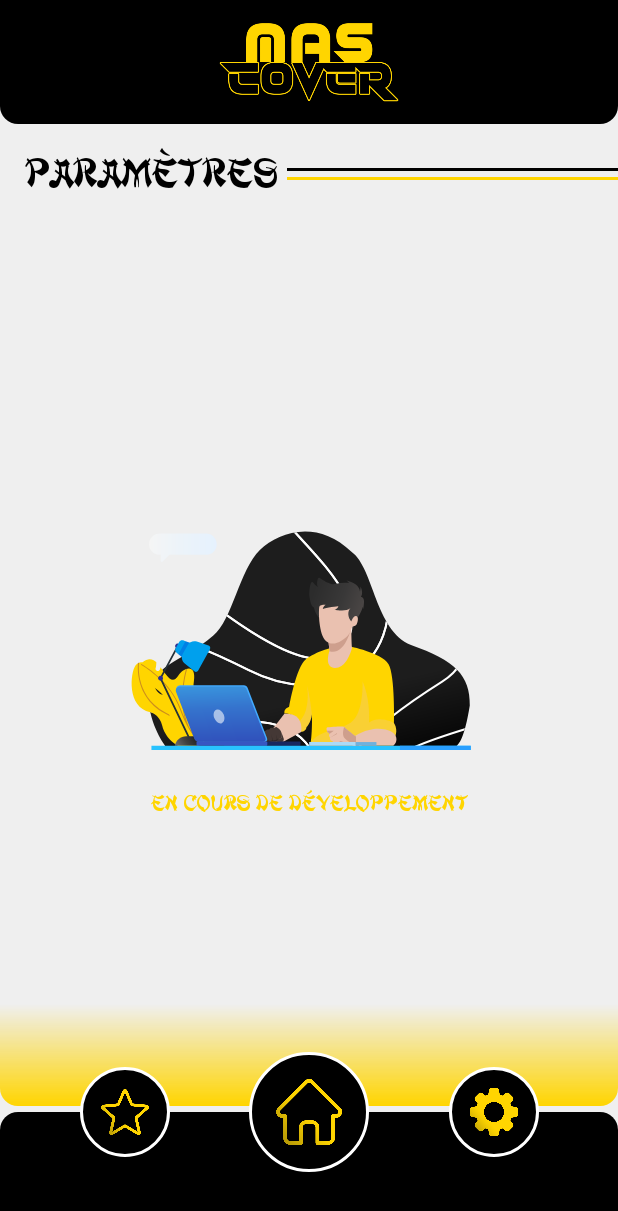
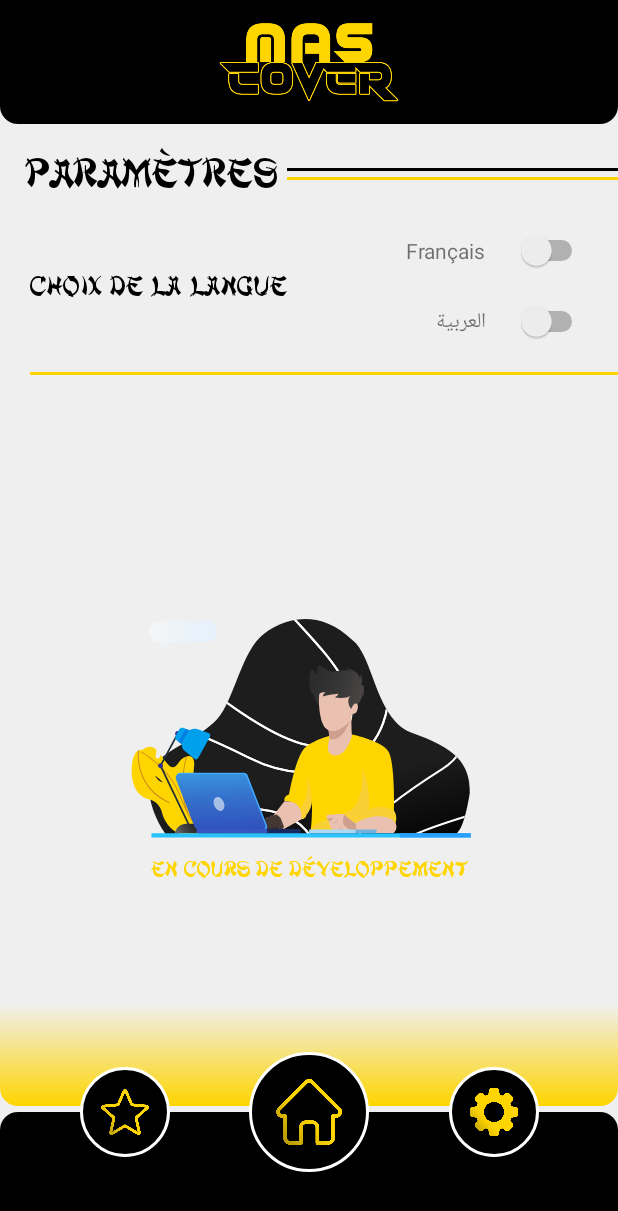
Before and after one commit to tahajadid/MASCover, an Android app: the SettingFragment screen opened through its navigation route, on a phone screen of 412 x 824 dp. Shown: the top 1211 px of the screen. Run offline under Robolectric (Android 15) with nearby library versions, the phone set to English and light mode, and no system bars; our stand-ins replace Firebase (no records; nobody signed in at launch, a user with empty details on screens opened directly).

Commit message:
Add design in choose language

```diff
--- a/app/build.gradle
+++ b/app/build.gradle
@@ -15,7 +15,7 @@ android {
         applicationId "tahadeta.example.mascover"
         minSdk 21
         targetSdk 32
-        versionCode 2
+        versionCode 3
         versionName "0.1.1"
 
         testInstrumentationRunner "androidx.test.runner.AndroidJUnitRunner"
--- a/app/src/main/java/tahadeta/example/mascover/MainActivity.kt
+++ b/app/src/main/java/tahadeta/example/mascover/MainActivity.kt
@@ -27,5 +27,9 @@ class MainActivity : AppCompatActivity() {
             ModelPreferencesManager.put(true, Constants.FIRST_CON)
             Log.d("FistTest", "FirstConn..")
         }
+
+        if (ModelPreferencesManager.get<Boolean>(Constants.IS_FRENSH) == null) {
+            ModelPreferencesManager.put(true, Constants.IS_FRENSH)
+        }
     }
 }
--- a/app/src/main/java/tahadeta/example/mascover/ui/setting/SettingFragment.kt
+++ b/app/src/main/java/tahadeta/example/mascover/ui/setting/SettingFragment.kt
@@ -4,14 +4,20 @@ import android.os.Bundle
 import android.view.LayoutInflater
 import android.view.View
 import android.view.ViewGroup
+import android.widget.Switch
+import android.widget.Toast
 import androidx.fragment.app.Fragment
 import androidx.navigation.fragment.findNavController
 import tahadeta.example.mascover.R
+import tahadeta.example.mascover.util.Constants
+import tahadeta.example.mascover.util.ModelPreferencesManager
 
 class SettingFragment : Fragment() {
 
     lateinit var homeImage: View
     lateinit var favouriteImage: View
+    lateinit var switchArab: Switch
+    lateinit var switchFrensh: Switch
 
     override fun onCreate(savedInstanceState: Bundle?) {
         super.onCreate(savedInstanceState)
@@ -27,9 +33,25 @@ class SettingFragment : Fragment() {
 
         homeImage = root.findViewById(R.id.homeBack)
         favouriteImage = root.findViewById(R.id.favouriteBack)
+        switchArab = root.findViewById(R.id.switch_ar)
+        switchFrensh = root.findViewById(R.id.switch_fr)
 
         favouriteImage.setOnClickListener {
             findNavController().navigate(R.id.favouriteFragment)
+        }
+
+        switchArab.setOnCheckedChangeListener { _, isChecked ->
+            if (isChecked) {
+                switchFrensh.isChecked = false
+                ModelPreferencesManager.put(false, Constants.IS_FRENSH)
+            }
+        }
+
+        switchFrensh.setOnCheckedChangeListener { _, isChecked ->
+            if (isChecked) {
+                switchArab.isChecked = false
+                ModelPreferencesManager.put(true, Constants.IS_FRENSH)
+            }
         }
 
         homeImage.setOnClickListener {
--- a/app/src/main/java/tahadeta/example/mascover/util/Constants.kt
+++ b/app/src/main/java/tahadeta/example/mascover/util/Constants.kt
@@ -10,5 +10,6 @@ object Constants {
     const val JUST_DOWNLOAD_AR = "يمكنك فقط تحميل الصورة"
     const val JUST_DOWNLOAD_FR = "Vous pouvez seulement télécharger l'image"
     const val FIRST_CON = "FIRST_CON"
+    const val IS_FRENSH = "IS_FRENSH"
     const val LIST_FAV = "FIRST_CON"
 }
--- a/app/src/main/res/layout/fragment_setting.xml
+++ b/app/src/main/res/layout/fragment_setting.xml
@@ -42,6 +42,7 @@
         app:layout_constraintVertical_bias="0.6" />
 
     <View
+        android:id="@+id/view5"
         android:layout_width="0dp"
         android:layout_height="2dp"
         android:layout_marginStart="6dp"
@@ -168,7 +169,7 @@
         app:layout_constraintBottom_toTopOf="@+id/homeBack"
         app:layout_constraintEnd_toEndOf="parent"
         app:layout_constraintStart_toStartOf="parent"
-        app:layout_constraintTop_toBottomOf="@+id/settingTitle"
+        app:layout_constraintTop_toBottomOf="@+id/view8"
         app:lottie_autoPlay="true"
         app:lottie_loop="true"
         app:lottie_rawRes="@raw/develop"
@@ -187,7 +188,7 @@
         app:layout_constraintEnd_toEndOf="parent"
         app:layout_constraintStart_toStartOf="parent"
         app:layout_constraintTop_toTopOf="@+id/animationLoading"
-        app:layout_constraintVertical_bias="0.76" />
+        app:layout_constraintVertical_bias="0.8" />
 
     <ImageView
         android:id="@+id/imageView7"
@@ -200,4 +201,68 @@
         app:layout_constraintStart_toStartOf="parent"
         app:layout_constraintTop_toTopOf="@+id/view7" />
 
+    <Switch
+        android:id="@+id/switch_fr"
+        android:layout_width="wrap_content"
+        android:layout_height="wrap_content"
+        android:layout_marginTop="20dp"
+        android:layout_marginEnd="20dp"
+        app:layout_constraintEnd_toEndOf="parent"
+        app:layout_constraintTop_toBottomOf="@+id/settingTitle" />
+
+    <TextView
+        android:id="@+id/frensh_tv"
+        android:layout_width="wrap_content"
+        android:layout_height="wrap_content"
+        android:layout_marginEnd="20dp"
+        android:text="Français"
+        app:layout_constraintBottom_toBottomOf="@+id/switch_fr"
+        app:layout_constraintEnd_toStartOf="@+id/switch_fr"
+        app:layout_constraintTop_toTopOf="@+id/switch_fr" />
+
+
+    <Switch
+        android:id="@+id/switch_ar"
+        android:layout_width="wrap_content"
+        android:layout_height="wrap_content"
+        android:layout_marginTop="20dp"
+        android:layout_marginEnd="20dp"
+        app:layout_constraintEnd_toEndOf="parent"
+        app:layout_constraintTop_toBottomOf="@+id/switch_fr" />
+
+    <TextView
+        android:id="@+id/arab_tv"
+        android:layout_width="wrap_content"
+        android:layout_height="wrap_content"
+        android:layout_marginEnd="20dp"
+        android:text="العربية"
+        app:layout_constraintBottom_toBottomOf="@+id/switch_ar"
+        app:layout_constraintEnd_toStartOf="@+id/switch_ar"
+        app:layout_constraintTop_toTopOf="@+id/switch_ar" />
+
+    <TextView
+        android:id="@+id/langueChoice"
+        android:layout_width="wrap_content"
+        android:layout_height="wrap_content"
+        android:layout_marginStart="20dp"
+        android:text="@string/choiceLangue"
+        android:textColor="@color/black"
+        android:textSize="20sp"
+        android:fontFamily="@font/mandarin_regular"
+        app:layout_constraintBottom_toBottomOf="@+id/switch_ar"
+        app:layout_constraintStart_toStartOf="parent"
+        app:layout_constraintTop_toTopOf="@+id/switch_fr" />
+
+
+    <View
+        android:id="@+id/view8"
+        android:layout_width="0dp"
+        android:layout_height="2dp"
+        android:layout_marginStart="20dp"
+        android:layout_marginTop="20dp"
+        android:background="@color/main_yellow"
+        app:layout_constraintEnd_toEndOf="parent"
+        app:layout_constraintStart_toStartOf="parent"
+        app:layout_constraintTop_toBottomOf="@+id/switch_ar" />
+
 </androidx.constraintlayout.widget.ConstraintLayout>
--- a/app/src/main/res/values/strings.xml
+++ b/app/src/main/res/values/strings.xml
@@ -14,5 +14,6 @@
     <string name="acceuil">Acceuil</string>
     <string name="lock">Verrouillage</string>
     <string name="both">Acceuil et Verrouillage</string>
+    <string name="choiceLangue">Choix de la langue</string>
 
 </resources>
```
Also changed, not shown: 2 other files.
